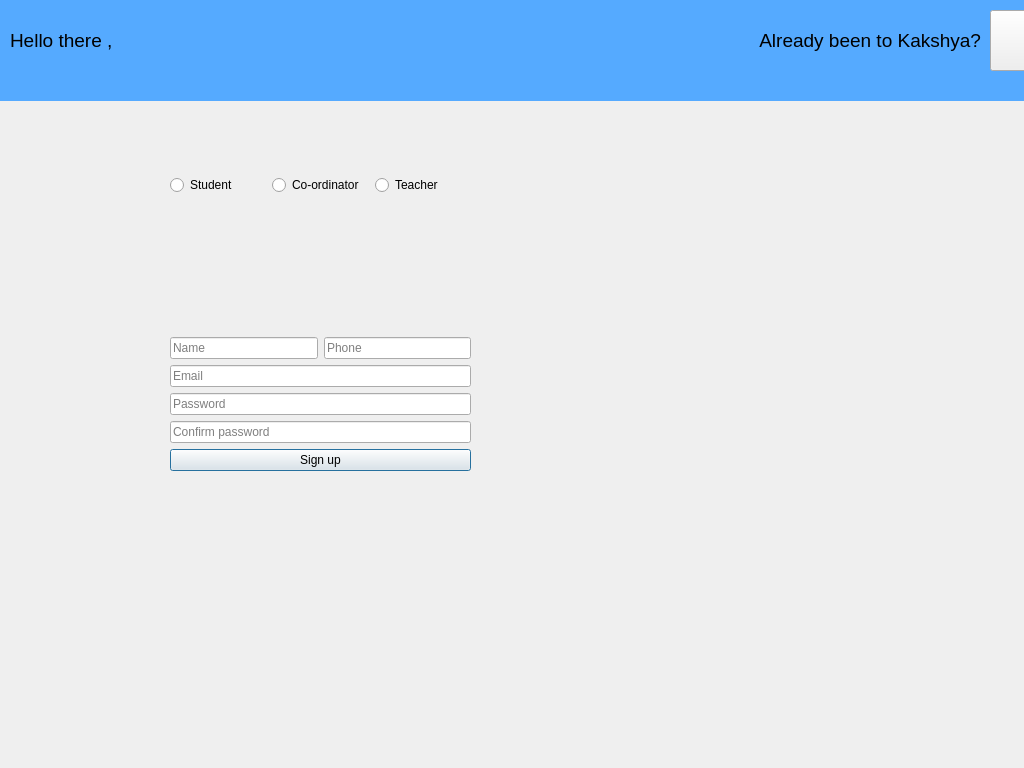
Before: the Qt Designer form signupdialog.ui in prazzx/Kakshya, drawn with Qt 5.
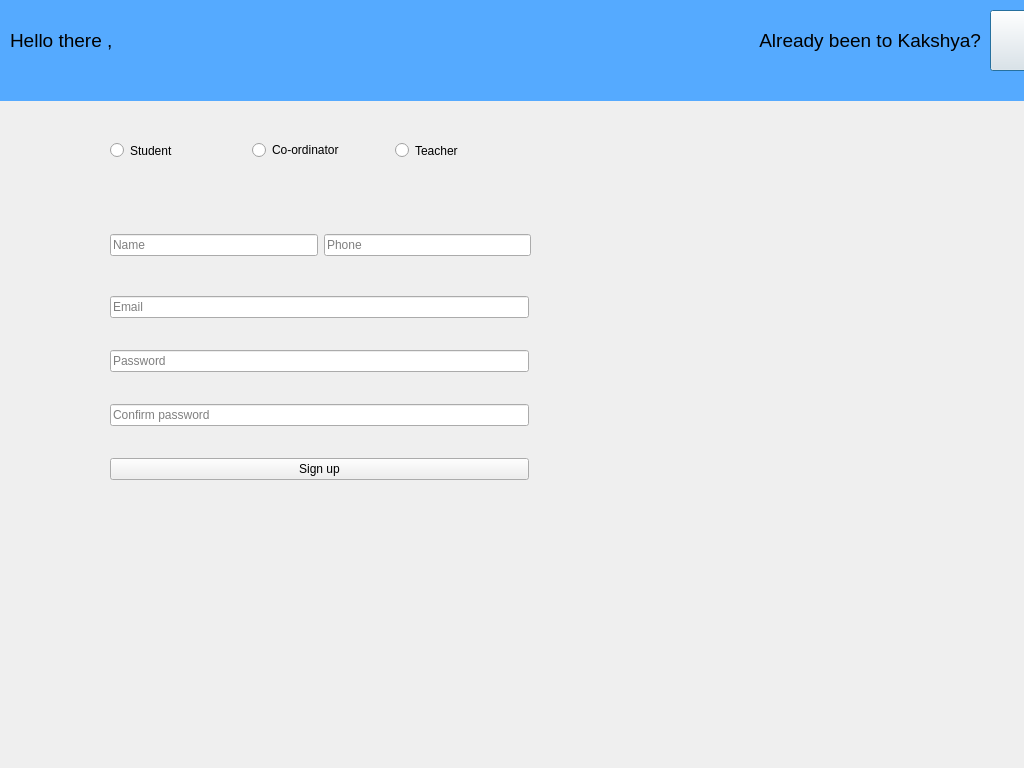
After: the same form once the commit is applied.

Commit message: Add email format validation to signup page so that valid email only will be signed up from now and same goes for number only 10 digits number is considered valid from now

```diff
--- a/signupdialog.ui
+++ b/signupdialog.ui
@@ -28,15 +28,21 @@
   <widget class="QWidget" name="layoutWidget">
    <property name="geometry">
     <rect>
-     <x>170</x>
-     <y>160</y>
-     <width>301</width>
-     <height>51</height>
+     <x>110</x>
+     <y>120</y>
+     <width>421</width>
+     <height>61</height>
     </rect>
    </property>
    <layout class="QHBoxLayout" name="horizontalLayout_2">
     <item>
      <widget class="QRadioButton" name="radioButtonCR">
+      <property name="sizePolicy">
+       <sizepolicy hsizetype="Expanding" vsizetype="Expanding">
+        <horstretch>0</horstretch>
+        <verstretch>0</verstretch>
+       </sizepolicy>
+      </property>
       <property name="text">
        <string>Student</string>
       </property>
@@ -47,6 +53,12 @@
     </item>
     <item>
      <widget class="QRadioButton" name="radioButtonCoordinator">
+      <property name="sizePolicy">
+       <sizepolicy hsizetype="Expanding" vsizetype="Fixed">
+        <horstretch>0</horstretch>
+        <verstretch>0</verstretch>
+       </sizepolicy>
+      </property>
       <property name="text">
        <string>Co-ordinator</string>
       </property>
@@ -57,6 +69,12 @@
     </item>
     <item>
      <widget class="QRadioButton" name="radioButtonTeacher">
+      <property name="sizePolicy">
+       <sizepolicy hsizetype="Expanding" vsizetype="Expanding">
+        <horstretch>0</horstretch>
+        <verstretch>0</verstretch>
+       </sizepolicy>
+      </property>
       <property name="text">
        <string>Teacher</string>
       </property>
@@ -67,95 +85,11 @@
     </item>
    </layout>
   </widget>
-  <widget class="QWidget" name="layoutWidget">
-   <property name="geometry">
-    <rect>
-     <x>170</x>
-     <y>200</y>
-     <width>301</width>
-     <height>271</height>
-    </rect>
-   </property>
-   <layout class="QVBoxLayout" name="verticalLayout_2">
-    <item>
-     <widget class="QLabel" name="labelMessage">
-      <property name="text">
-       <string/>
-      </property>
-     </widget>
-    </item>
-    <item>
-     <layout class="QHBoxLayout" name="horizontalLayout">
-      <item>
-       <widget class="QLineEdit" name="lineEditName">
-        <property name="text">
-         <string/>
-        </property>
-        <property name="placeholderText">
-         <string>Name</string>
-        </property>
-       </widget>
-      </item>
-      <item>
-       <widget class="QLineEdit" name="lineEditPhone">
-        <property name="placeholderText">
-         <string>Phone</string>
-        </property>
-       </widget>
-      </item>
-     </layout>
-    </item>
-    <item>
-     <layout class="QVBoxLayout" name="verticalLayout">
-      <item>
-       <widget class="QLineEdit" name="lineEditEmail">
-        <property name="text">
-         <string/>
-        </property>
-        <property name="placeholderText">
-         <string>Email</string>
-        </property>
-       </widget>
-      </item>
-      <item>
-       <widget class="QLineEdit" name="lineEditPassword">
-        <property name="text">
-         <string/>
-        </property>
-        <property name="echoMode">
-         <enum>QLineEdit::EchoMode::Password</enum>
-        </property>
-        <property name="placeholderText">
-         <string>Password</string>
-        </property>
-       </widget>
-      </item>
-      <item>
-       <widget class="QLineEdit" name="lineEditConfirmpassword">
-        <property name="echoMode">
-         <enum>QLineEdit::EchoMode::Password</enum>
-        </property>
-        <property name="placeholderText">
-         <string>Confirm password</string>
-        </property>
-       </widget>
-      </item>
-      <item>
-       <widget class="QPushButton" name="pushButtonSignUp">
-        <property name="text">
-         <string>Sign up</string>
-        </property>
-       </widget>
-      </item>
-     </layout>
-    </item>
-   </layout>
-  </widget>
   <widget class="QLabel" name="label">
    <property name="geometry">
     <rect>
-     <x>512</x>
-     <y>169</y>
+     <x>720</x>
+     <y>360</y>
      <width>291</width>
      <height>301</height>
     </rect>
@@ -242,6 +176,112 @@
     <string notr="true">background-color: rgb(85, 170, 255);</string>
    </property>
   </widget>
+  <widget class="QLabel" name="labelMessage">
+   <property name="geometry">
+    <rect>
+     <x>90</x>
+     <y>180</y>
+     <width>481</width>
+     <height>41</height>
+    </rect>
+   </property>
+   <property name="sizePolicy">
+    <sizepolicy hsizetype="Expanding" vsizetype="Expanding">
+     <horstretch>0</horstretch>
+     <verstretch>0</verstretch>
+    </sizepolicy>
+   </property>
+   <property name="lineWidth">
+    <number>12</number>
+   </property>
+   <property name="text">
+    <string/>
+   </property>
+  </widget>
+  <widget class="QWidget" name="">
+   <property name="geometry">
+    <rect>
+     <x>110</x>
+     <y>270</y>
+     <width>419</width>
+     <height>239</height>
+    </rect>
+   </property>
+   <layout class="QVBoxLayout" name="verticalLayout">
+    <item>
+     <widget class="QLineEdit" name="lineEditEmail">
+      <property name="text">
+       <string/>
+      </property>
+      <property name="placeholderText">
+       <string>Email</string>
+      </property>
+     </widget>
+    </item>
+    <item>
+     <widget class="QLineEdit" name="lineEditPassword">
+      <property name="text">
+       <string/>
+      </property>
+      <property name="echoMode">
+       <enum>QLineEdit::EchoMode::Password</enum>
+      </property>
+      <property name="placeholderText">
+       <string>Password</string>
+      </property>
+     </widget>
+    </item>
+    <item>
+     <widget class="QLineEdit" name="lineEditConfirmpassword">
+      <property name="echoMode">
+       <enum>QLineEdit::EchoMode::Password</enum>
+      </property>
+      <property name="placeholderText">
+       <string>Confirm password</string>
+      </property>
+     </widget>
+    </item>
+    <item>
+     <widget class="QPushButton" name="pushButtonSignUp">
+      <property name="text">
+       <string>Sign up</string>
+      </property>
+     </widget>
+    </item>
+   </layout>
+  </widget>
+  <widget class="QWidget" name="">
+   <property name="geometry">
+    <rect>
+     <x>110</x>
+     <y>220</y>
+     <width>421</width>
+     <height>51</height>
+    </rect>
+   </property>
+   <layout class="QHBoxLayout" name="horizontalLayout">
+    <item>
+     <widget class="QLineEdit" name="lineEditName">
+      <property name="text">
+       <string/>
+      </property>
+      <property name="placeholderText">
+       <string>Name</string>
+      </property>
+     </widget>
+    </item>
+    <item>
+     <widget class="QLineEdit" name="lineEditPhone">
+      <property name="placeholderText">
+       <string>Phone</string>
+      </property>
+     </widget>
+    </item>
+    <item>
+     <layout class="QVBoxLayout" name="verticalLayout_2"/>
+    </item>
+   </layout>
+  </widget>
   <zorder>w</zorder>
   <zorder>layoutWidget</zorder>
   <zorder>layoutWidget</zorder>
```
Left out of the diff: 5 changed lines with no effect on the pictures. The commit also changes 2 other files.
